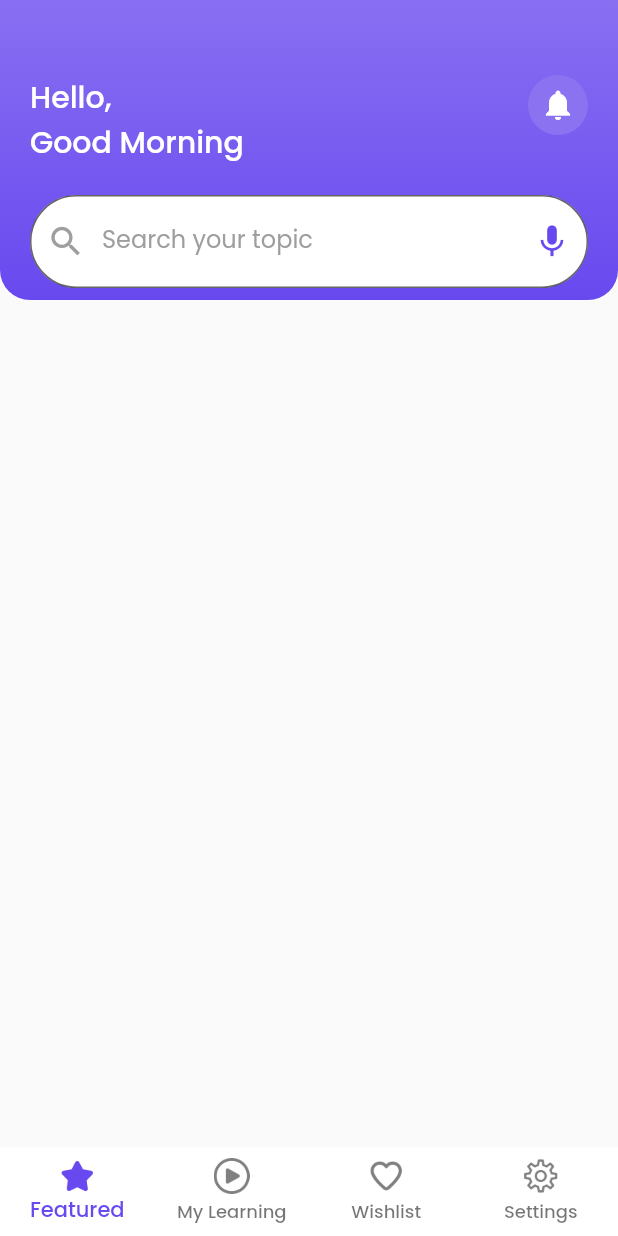
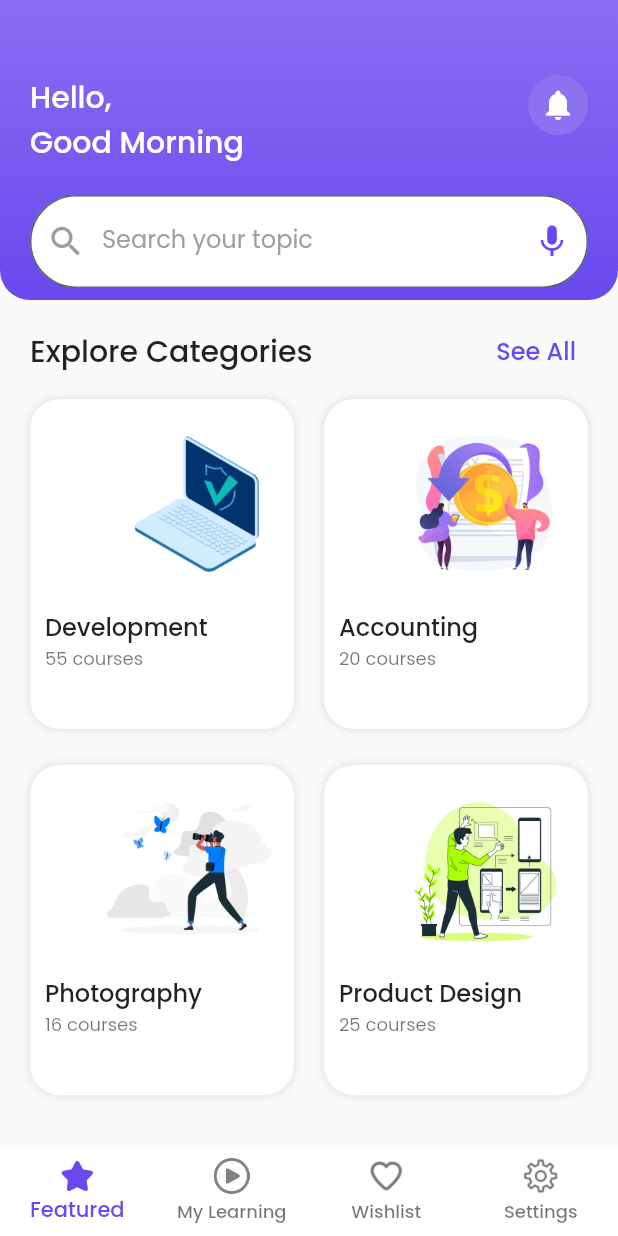
Before and after one commit to khuram2025/masterui, a Flutter app: the screen it shows after launch, on a phone screen of 412 x 824 dp. Run offline on Flutter 3.47's test engine with Material 2 defaults, Android fonts, the phone set to English and light mode, and no system bars.

Commit message:
navbar+ bottombar +body done
https://youtu.be/yNrmluocNFw?t=478

```diff
--- a/lib/models/category.dart
+++ b/lib/models/category.dart
@@ -12,6 +12,7 @@ class Category {
 
 List<Category> categoryList = [
   Category(
+
     name: 'Development',
     noOfCourses: 55,
     thumbnail: 'assets/icons/laptop.jpg',
--- a/lib/screens/base_screen.dart
+++ b/lib/screens/base_screen.dart
@@ -26,6 +26,7 @@ class _BaseScreenState extends State<BaseScreen> {
   @override
   Widget build(BuildContext context) {
     return Scaffold(
+      resizeToAvoidBottomInset: false,
       body:  Center(
         child: _widgetOptions.elementAt(_selectedIndex),
       ),
--- a/lib/screens/featured_screen.dart
+++ b/lib/screens/featured_screen.dart
@@ -1,6 +1,12 @@
+import 'dart:html';
+
 import 'package:flutter/material.dart';
 import 'package:flutter/services.dart';
+import 'package:masterui/constants/color.dart';
+import 'package:masterui/models/category.dart';
 
+import '../constants/size.dart';
+import '../widgets/category_card.dart';
 import '../widgets/circle_button.dart';
 import '../widgets/search_testfield.dart';
 
@@ -17,13 +23,155 @@ class _FeaturedScreenState extends State<FeaturedScreen> {
   Widget build(BuildContext context) {
     return AnnotatedRegion<SystemUiOverlayStyle>(
         child: Scaffold(
-          body: Column(
-            children: const [
-              AppBar()
+          body: SingleChildScrollView(
+            child: Column(
+              children: const [
+                AppBar(),
+                Body(),
+              ],
+            ),
+          ),
+        ),
+        value: SystemUiOverlayStyle.light);
+  }
+}
+
+
+// class Body extends StatelessWidget {
+//   const Body({Key? key}) : super(key: key);
+//
+//   @override
+//   Widget build(BuildContext context) {
+//     return Column(
+//       children: [
+//         Padding(
+//             padding: const EdgeInsets.only(top: 10, left: 20, right: 20),
+//             child: Row(
+//               mainAxisAlignment: MainAxisAlignment.spaceBetween,
+//               children: [
+//                 Text("Explore Categories", style: Theme.of(context).textTheme.bodyLarge,),
+//                 TextButton(onPressed: (){}, child: Text("See All",
+//                   style: Theme.of(context).textTheme.bodyMedium?.copyWith(color: kPrimaryColor),))
+//               ],
+//             )
+//
+//         ),
+//         GridView.builder(
+//           shrinkWrap: true,
+//             itemCount: categoryList.length,
+//             gridDelegate: SliverGridDelegateWithFixedCrossAxisCount(
+//               crossAxisCount: 2,
+//               childAspectRatio: 0.8,
+//               crossAxisSpacing: 20,
+//               mainAxisSpacing: 24,
+//             ),
+//           itemBuilder: (context, index) {
+//             return CategoryCard(
+//               category: categoryList[index],
+//             );
+//           },
+//             )
+//
+//       ],
+//     );
+//   }
+// }
+
+
+
+class Body extends StatelessWidget {
+
+  const Body({Key? key,}) : super(key: key);
+
+
+  @override
+  Widget build(BuildContext context) {
+    return Column(
+      children: [
+        Padding(
+          padding: const EdgeInsets.only(top: 10, left: 20, right: 20),
+          child: Row(
+            mainAxisAlignment: MainAxisAlignment.spaceBetween,
+            children: [
+              Text(
+                "Explore Categories",
+                style: Theme.of(context).textTheme.bodyLarge,
+              ),
+              TextButton(
+                onPressed: () {},
+                child: Text(
+                  "See All",
+                  style: Theme.of(context)
+                      .textTheme
+                      .bodyMedium
+                      ?.copyWith(color: kPrimaryColor),
+                ),
+              )
             ],
           ),
         ),
-        value: SystemUiOverlayStyle.light);
+        GridView.builder(
+          shrinkWrap: true,
+          padding: const EdgeInsets.symmetric(
+            horizontal: 20,
+            vertical: 8,
+          ),
+          gridDelegate: const SliverGridDelegateWithFixedCrossAxisCount(
+            crossAxisCount: 2,
+            childAspectRatio: 0.8,
+            crossAxisSpacing: 20,
+            mainAxisSpacing: 24,
+          ),
+          itemBuilder: (context, index) {
+            return CategoryCard(category: categoryList[index],);
+          },
+          itemCount: categoryList.length,
+        ),
+      ],
+    );
+  }
+}
+
+class CategoryCard extends StatelessWidget {
+  final Category category;
+
+  const CategoryCard({Key? key, required this.category, }) : super(key: key);
+
+  @override
+  Widget build(BuildContext context) {
+    return GestureDetector(
+      onTap: (){},
+      child: Container(
+        padding: EdgeInsets.all(10),
+        decoration: BoxDecoration(
+            color: Colors.white,
+            borderRadius: BorderRadius.circular(20),
+            boxShadow: [
+              BoxShadow(
+                color: Colors.black.withOpacity(.1),
+                blurRadius: 4.0,
+                spreadRadius: 0.05,
+              )
+            ]),
+        child: Column(
+          crossAxisAlignment: CrossAxisAlignment.start,
+          children: [
+            Align(
+              alignment: Alignment.topRight,
+              child: Image.asset(category.thumbnail,
+                height: kCategoryCardImageSize,),
+            ),
+            const SizedBox(
+              height: 10,
+
+            ),
+            Text(category.name),
+            Text("${category.noOfCourses.toString()} courses",
+            style: Theme.of(context).textTheme.bodySmall,)
+          ],
+        ),
+      ),
+    );
   }
 }
 
```
Also changed, not shown: lib/widgets/category_card.dart (added).
